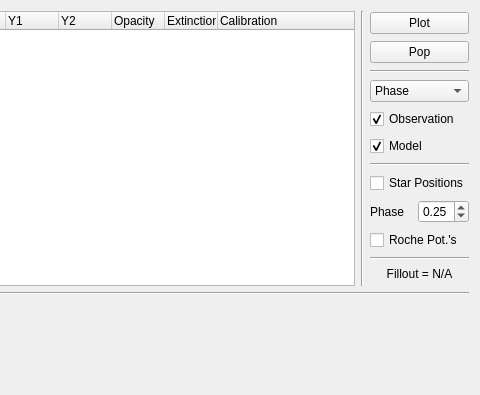
Above: resources/syntheticcurvewidget.ui from Varnani/PyWD2015 before the change; both pictures show x 430 to 910 and y 0 to 395 of the 910 by 700 pixel window. Below: the same form after it.
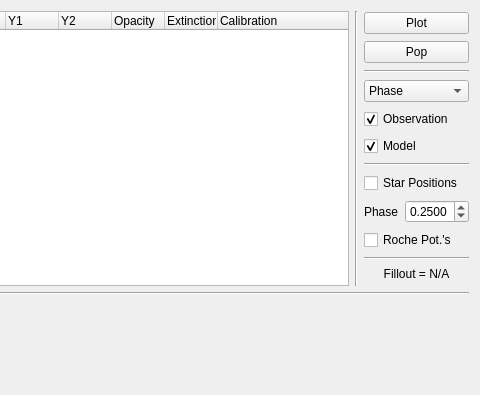
That is the form after the change.

```diff
--- a/resources/syntheticcurvewidget.ui
+++ b/resources/syntheticcurvewidget.ui
@@ -34,7 +34,7 @@
           <bool>true</bool>
          </property>
          <property name="decimals">
-          <number>2</number>
+          <number>4</number>
          </property>
          <property name="maximum">
           <double>1.000000000000000</double>
```
